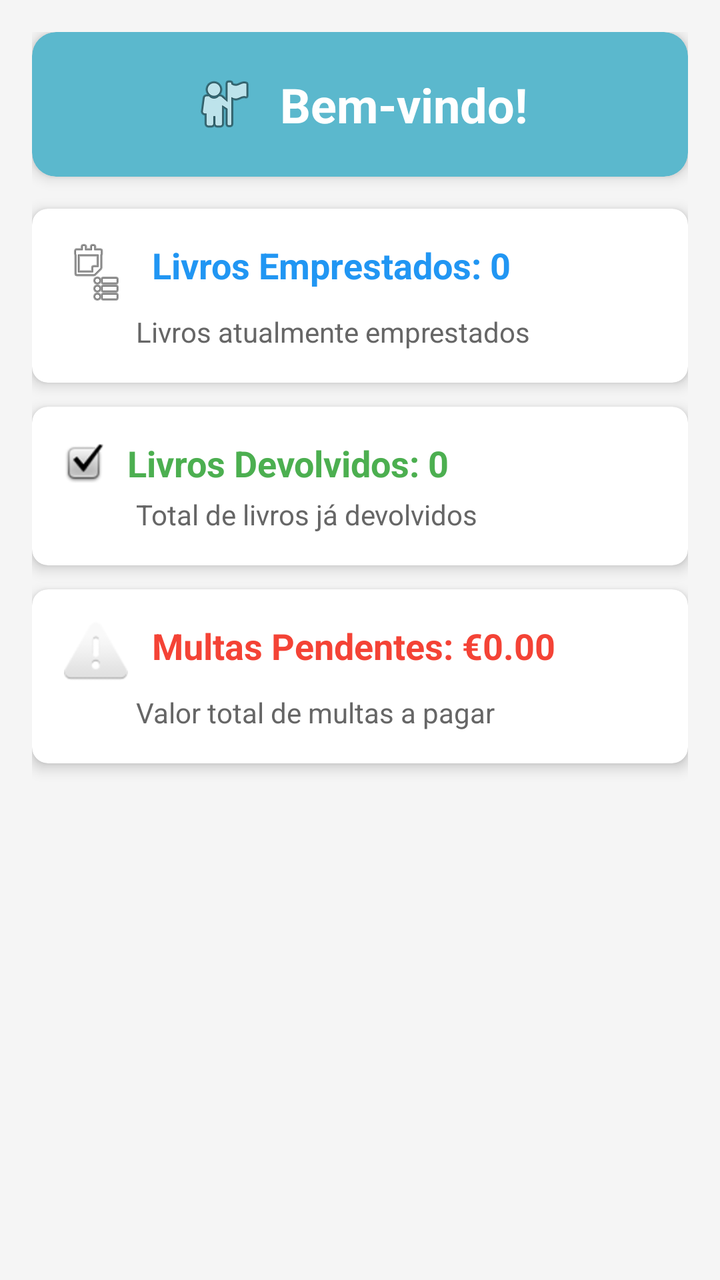
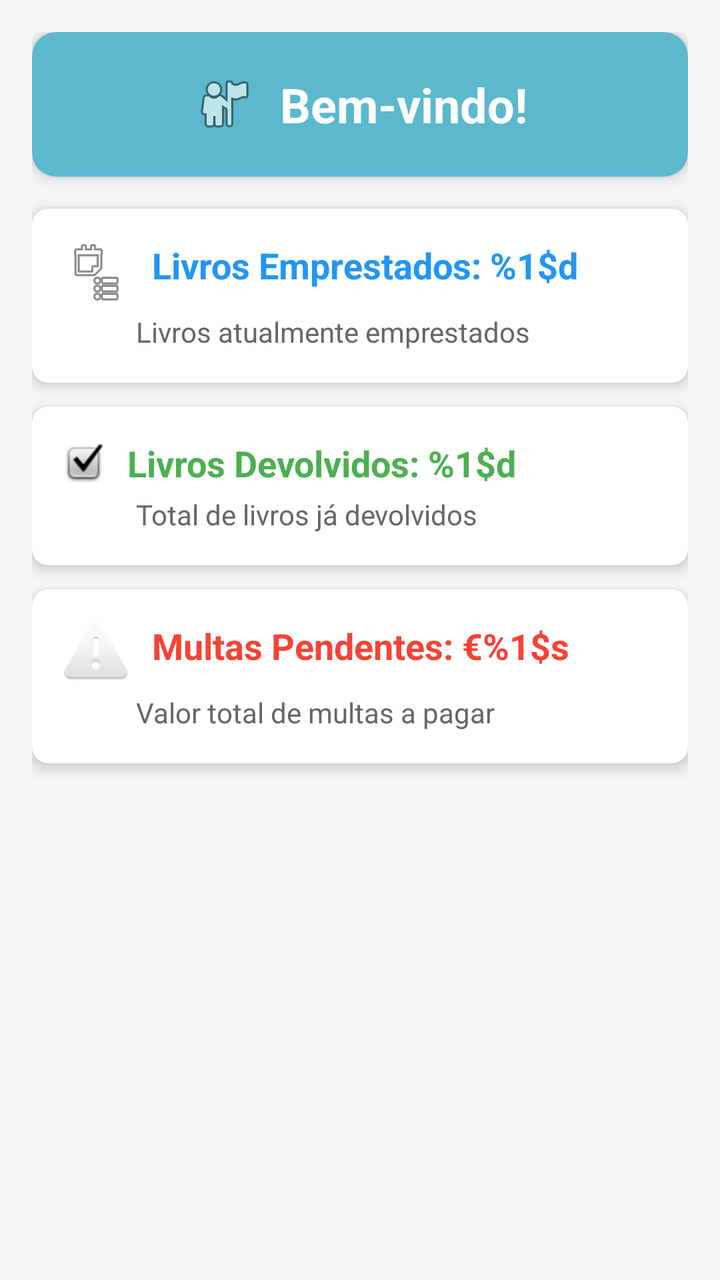

Screens rendered from an Android XML layout before and after an edit, with the pre-edit source and the edit as a unified diff.
<!-- AndroidManifest.xml: application theme Theme.Dibook -->
<!-- res/layout/fragment_home.xml -->
<?xml version="1.0" encoding="utf-8"?>
<ScrollView xmlns:android="http://schemas.android.com/apk/res/android"
    xmlns:app="http://schemas.android.com/apk/res-auto"
    android:layout_width="match_parent"
    android:layout_height="match_parent"
    android:background="#F5F5F5">

    <LinearLayout
        android:layout_width="match_parent"
        android:layout_height="wrap_content"
        android:orientation="vertical"
        android:padding="16dp">

        
        <androidx.cardview.widget.CardView
            android:layout_width="match_parent"
            android:layout_height="wrap_content"
            android:layout_marginBottom="16dp"
            app:cardCornerRadius="12dp"
            app:cardElevation="4dp"
            app:cardBackgroundColor="#5BB8CD">

            <LinearLayout
                android:layout_width="match_parent"
                android:layout_height="wrap_content"
                android:orientation="vertical"
                android:padding="20dp"
                android:gravity="center">

                <TextView
                    android:id="@+id/txtNome"
                    android:layout_width="wrap_content"
                    android:layout_height="wrap_content"
                    android:text="Bem-vindo!"
                    android:textSize="24sp"
                    android:textStyle="bold"
                    android:textColor="#FFFFFF"
                    android:drawableStart="@android:drawable/ic_menu_myplaces"
                    android:drawablePadding="12dp" />

            </LinearLayout>

        </androidx.cardview.widget.CardView>

        
        <androidx.cardview.widget.CardView
            android:layout_width="match_parent"
            android:layout_height="wrap_content"
            android:layout_marginBottom="12dp"
            app:cardCornerRadius="8dp"
            app:cardElevation="4dp">

            <LinearLayout
                android:layout_width="match_parent"
                android:layout_height="wrap_content"
                android:orientation="vertical"
                android:padding="16dp">

                <TextView
                    android:id="@+id/txtEmprestimosAtivos"
                    android:layout_width="match_parent"
                    android:layout_height="wrap_content"
                    android:text="Livros Emprestados: 0"
                    android:textSize="18sp"
                    android:textStyle="bold"
                    android:textColor="#2196F3"
                    android:drawableStart="@android:drawable/ic_menu_agenda"
                    android:drawablePadding="12dp" />

                <TextView
                    android:layout_width="match_parent"
                    android:layout_height="wrap_content"
                    android:text="Livros atualmente emprestados"
                    android:textSize="14sp"
                    android:textColor="#666666"
                    android:layout_marginTop="4dp"
                    android:layout_marginStart="36dp" />

            </LinearLayout>

        </androidx.cardview.widget.CardView>

        
        <androidx.cardview.widget.CardView
            android:layout_width="match_parent"
            android:layout_height="wrap_content"
            android:layout_marginBottom="12dp"
            app:cardCornerRadius="8dp"
            app:cardElevation="4dp">

            <LinearLayout
                android:layout_width="match_parent"
                android:layout_height="wrap_content"
                android:orientation="vertical"
                android:padding="16dp">

                <TextView
                    android:id="@+id/txtEmprestimosDevolvidos"
                    android:layout_width="match_parent"
                    android:layout_height="wrap_content"
                    android:text="Livros Devolvidos: 0"
                    android:textSize="18sp"
                    android:textStyle="bold"
                    android:textColor="#4CAF50"
                    android:drawableStart="@android:drawable/checkbox_on_background"
                    android:drawablePadding="12dp" />

                <TextView
                    android:layout_width="match_parent"
                    android:layout_height="wrap_content"
                    android:text="Total de livros já devolvidos"
                    android:textSize="14sp"
                    android:textColor="#666666"
                    android:layout_marginTop="4dp"
                    android:layout_marginStart="36dp" />

            </LinearLayout>

        </androidx.cardview.widget.CardView>

        
        <androidx.cardview.widget.CardView
            android:layout_width="match_parent"
            android:layout_height="wrap_content"
            android:layout_marginBottom="12dp"
            app:cardCornerRadius="8dp"
            app:cardElevation="4dp">

            <LinearLayout
                android:layout_width="match_parent"
                android:layout_height="wrap_content"
                android:orientation="vertical"
                android:padding="16dp">

                <TextView
                    android:id="@+id/txtMultas"
                    android:layout_width="match_parent"
                    android:layout_height="wrap_content"
                    android:text="Multas Pendentes: €0.00"
                    android:textSize="18sp"
                    android:textStyle="bold"
                    android:textColor="#F44336"
                    android:drawableStart="@android:drawable/ic_dialog_alert"
                    android:drawablePadding="12dp" />

                <TextView
                    android:layout_width="match_parent"
                    android:layout_height="wrap_content"
                    android:text="Valor total de multas a pagar"
                    android:textSize="14sp"
                    android:textColor="#666666"
                    android:layout_marginTop="4dp"
                    android:layout_marginStart="36dp" />

            </LinearLayout>

        </androidx.cardview.widget.CardView>

    </LinearLayout>

</ScrollView>
<!-- resources referenced by this layout -->
<resources>
  <style name="Theme.Dibook" parent="Base.Theme.Dibook" />
  <style name="Base.Theme.Dibook" parent="Theme.Material3.DayNight.NoActionBar">
          
          
      </style>
</resources>

<!-- the commit's change to res/layout/fragment_home.xml (unified diff, before → after) -->
@@ -31,7 +31,7 @@
                     android:id="@+id/txtNome"
                     android:layout_width="wrap_content"
                     android:layout_height="wrap_content"
-                    android:text="Bem-vindo!"
+                    android:text="@string/welcome"
                     android:textSize="24sp"
                     android:textStyle="bold"
                     android:textColor="#FFFFFF"
@@ -60,7 +60,7 @@
                     android:id="@+id/txtEmprestimosAtivos"
                     android:layout_width="match_parent"
                     android:layout_height="wrap_content"
-                    android:text="Livros Emprestados: 0"
+                    android:text="@string/borrowed_books"
                     android:textSize="18sp"
                     android:textStyle="bold"
                     android:textColor="#2196F3"
@@ -70,7 +70,7 @@
                 <TextView
                     android:layout_width="match_parent"
                     android:layout_height="wrap_content"
-                    android:text="Livros atualmente emprestados"
+                    android:text="@string/borrowed_description"
                     android:textSize="14sp"
                     android:textColor="#666666"
                     android:layout_marginTop="4dp"
@@ -98,7 +98,7 @@
                     android:id="@+id/txtEmprestimosDevolvidos"
                     android:layout_width="match_parent"
                     android:layout_height="wrap_content"
-                    android:text="Livros Devolvidos: 0"
+                    android:text="@string/returned_books"
                     android:textSize="18sp"
                     android:textStyle="bold"
                     android:textColor="#4CAF50"
@@ -108,7 +108,7 @@
                 <TextView
                     android:layout_width="match_parent"
                     android:layout_height="wrap_content"
-                    android:text="Total de livros já devolvidos"
+                    android:text="@string/returned_description"
                     android:textSize="14sp"
                     android:textColor="#666666"
                     android:layout_marginTop="4dp"
@@ -136,7 +136,7 @@
                     android:id="@+id/txtMultas"
                     android:layout_width="match_parent"
                     android:layout_height="wrap_content"
-                    android:text="Multas Pendentes: €0.00"
+                    android:text="@string/pending_fines"
                     android:textSize="18sp"
                     android:textStyle="bold"
                     android:textColor="#F44336"
@@ -146,7 +146,7 @@
                 <TextView
                     android:layout_width="match_parent"
                     android:layout_height="wrap_content"
-                    android:text="Valor total de multas a pagar"
+                    android:text="@string/fines_description"
                     android:textSize="14sp"
                     android:textColor="#666666"
                     android:layout_marginTop="4dp"
<!-- resource entries referenced after the edit -->
@@ -1,5 +1,12 @@
 <!-- resources referenced by this layout -->
 <resources>
+  <string name="borrowed_books">Livros Emprestados: %1$d</string>
+  <string name="borrowed_description">Livros atualmente emprestados</string>
+  <string name="fines_description">Valor total de multas a pagar</string>
+  <string name="pending_fines">Multas Pendentes: €%1$s</string>
+  <string name="returned_books">Livros Devolvidos: %1$d</string>
+  <string name="returned_description">Total de livros já devolvidos</string>
+  <string name="welcome">Bem-vindo!</string>
   <style name="Theme.Dibook" parent="Base.Theme.Dibook" />
   <style name="Base.Theme.Dibook" parent="Theme.Material3.DayNight.NoActionBar">
           
